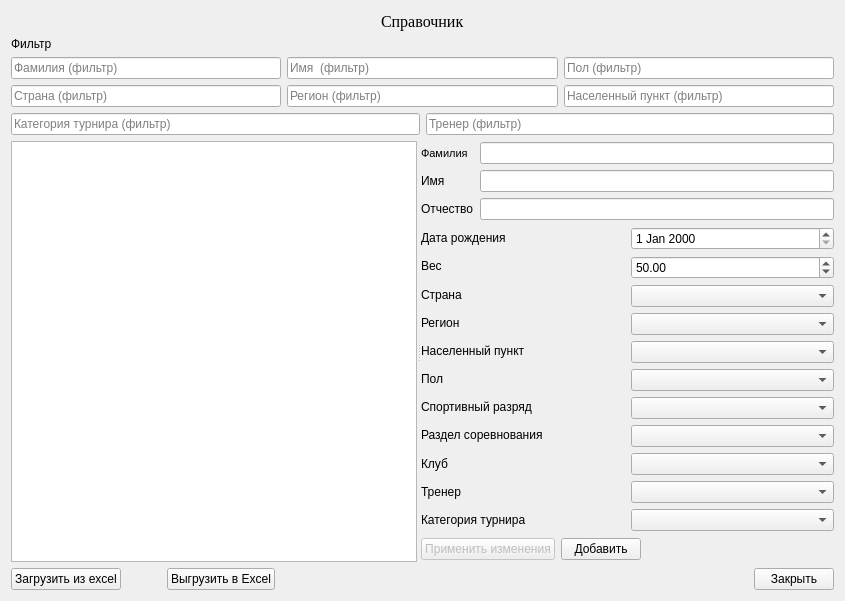
Qt form TournamentManager/createtournamentordersdialog.ui (BarsukAlexey/xelarogi) before a commit.
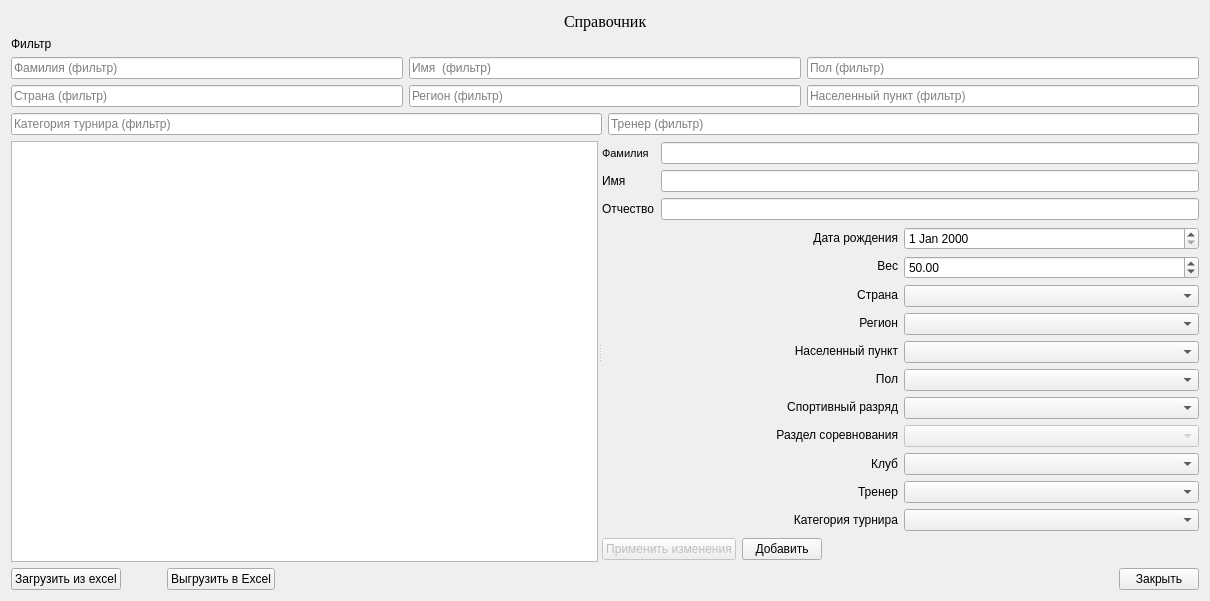
The same form after that commit.

The edit to the form file:
```diff
--- a/TournamentManager/createtournamentordersdialog.ui
+++ b/TournamentManager/createtournamentordersdialog.ui
@@ -6,7 +6,7 @@
    <rect>
     <x>0</x>
     <y>0</y>
-    <width>845</width>
+    <width>1210</width>
     <height>601</height>
    </rect>
   </property>
@@ -272,6 +272,9 @@
                <property name="text">
                 <string>Дата рождения</string>
                </property>
+               <property name="alignment">
+                <set>Qt::AlignRight|Qt::AlignTrailing|Qt::AlignVCenter</set>
+               </property>
               </widget>
              </item>
              <item>
@@ -279,6 +282,9 @@
                <property name="text">
                 <string>Вес</string>
                </property>
+               <property name="alignment">
+                <set>Qt::AlignRight|Qt::AlignTrailing|Qt::AlignVCenter</set>
+               </property>
               </widget>
              </item>
              <item>
@@ -286,6 +292,9 @@
                <property name="text">
                 <string>Страна</string>
                </property>
+               <property name="alignment">
+                <set>Qt::AlignRight|Qt::AlignTrailing|Qt::AlignVCenter</set>
+               </property>
               </widget>
              </item>
              <item>
@@ -293,6 +302,9 @@
                <property name="text">
                 <string>Регион</string>
                </property>
+               <property name="alignment">
+                <set>Qt::AlignRight|Qt::AlignTrailing|Qt::AlignVCenter</set>
+               </property>
               </widget>
              </item>
              <item>
@@ -300,6 +312,9 @@
                <property name="text">
                 <string>Населенный пункт</string>
                </property>
+               <property name="alignment">
+                <set>Qt::AlignRight|Qt::AlignTrailing|Qt::AlignVCenter</set>
+               </property>
               </widget>
              </item>
              <item>
@@ -307,6 +322,9 @@
                <property name="text">
                 <string>Пол</string>
                </property>
+               <property name="alignment">
+                <set>Qt::AlignRight|Qt::AlignTrailing|Qt::AlignVCenter</set>
+               </property>
               </widget>
              </item>
              <item>
@@ -314,6 +332,9 @@
                <property name="text">
                 <string>Спортивный разряд</string>
                </property>
+               <property name="alignment">
+                <set>Qt::AlignRight|Qt::AlignTrailing|Qt::AlignVCenter</set>
+               </property>
               </widget>
              </item>
              <item>
@@ -321,6 +342,9 @@
                <property name="text">
                 <string>Раздел соревнования</string>
                </property>
+               <property name="alignment">
+                <set>Qt::AlignRight|Qt::AlignTrailing|Qt::AlignVCenter</set>
+               </property>
               </widget>
              </item>
              <item>
@@ -328,6 +352,9 @@
                <property name="text">
                 <string>Клуб</string>
                </property>
+               <property name="alignment">
+                <set>Qt::AlignRight|Qt::AlignTrailing|Qt::AlignVCenter</set>
+               </property>
               </widget>
              </item>
              <item>
@@ -335,6 +362,9 @@
                <property name="text">
                 <string>Тренер</string>
                </property>
+               <property name="alignment">
+                <set>Qt::AlignRight|Qt::AlignTrailing|Qt::AlignVCenter</set>
+               </property>
               </widget>
              </item>
              <item>
@@ -342,6 +372,9 @@
                <property name="text">
                 <string>Категория турнира</string>
                </property>
+               <property name="alignment">
+                <set>Qt::AlignRight|Qt::AlignTrailing|Qt::AlignVCenter</set>
+               </property>
               </widget>
              </item>
             </layout>
@@ -377,7 +410,11 @@
               <widget class="QComboBox" name="sportCategoriesCB"/>
              </item>
              <item>
-              <widget class="QComboBox" name="typesCB"/>
+              <widget class="QComboBox" name="typesCB">
+               <property name="enabled">
+                <bool>false</bool>
+               </property>
+              </widget>
              </item>
              <item>
               <widget class="QComboBox" name="clubsCB"/>
```
Left out of the diff: 48 changed lines with no effect on the pictures.
